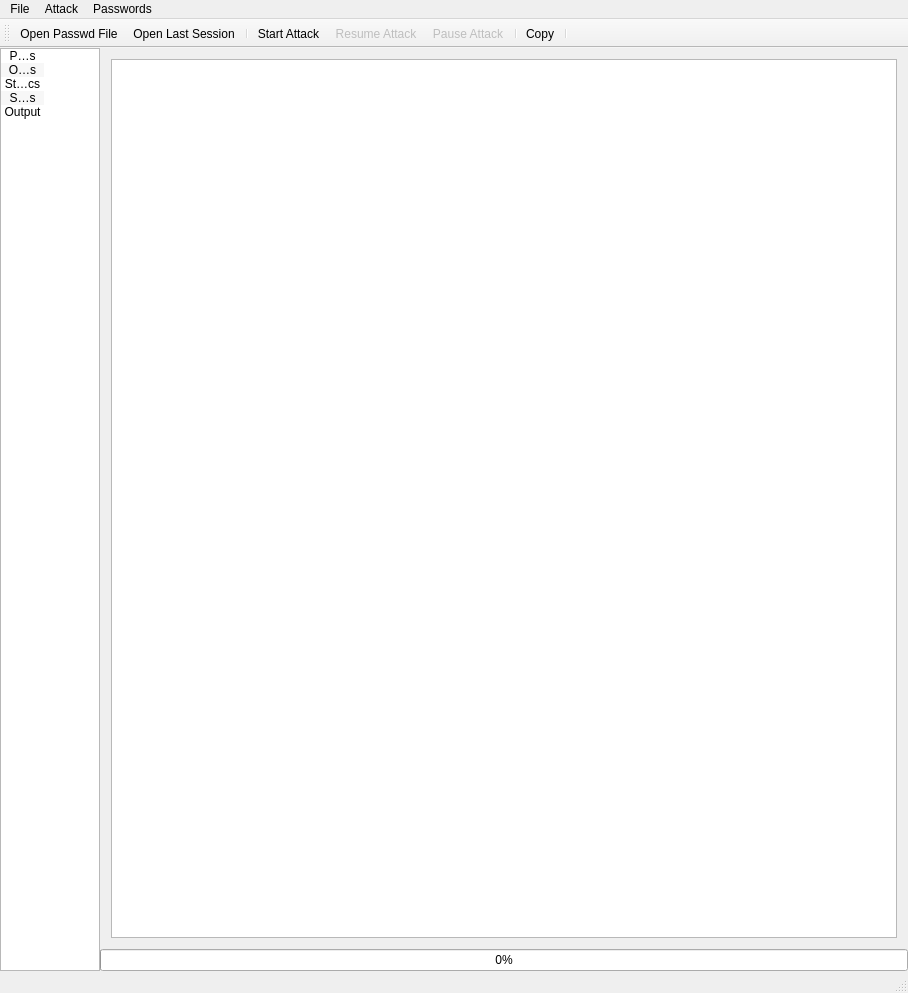
First picture: the form in mainwindow.ui, repository openwall/johnny, before the edit.
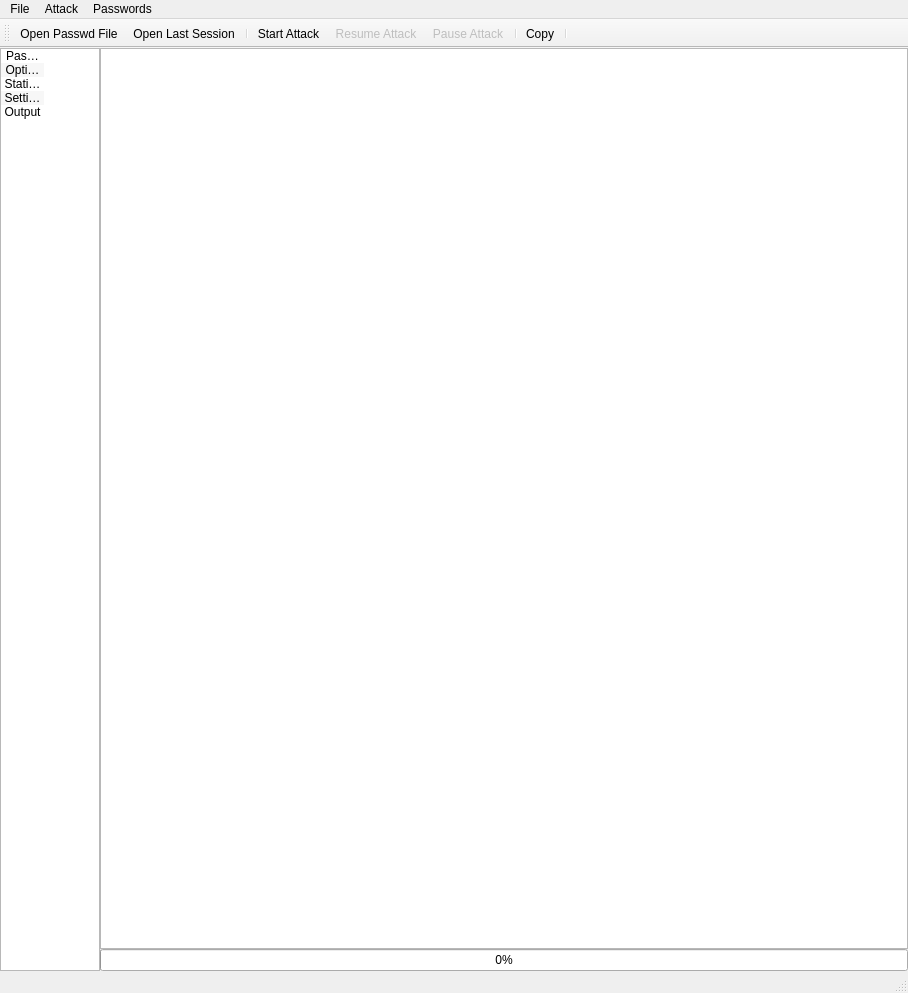
Second picture: the form after the edit. The open tabs and pages were chosen to show the change. Icons and pictures are not drawn.

What changed in the file:
```diff
--- a/mainwindow.ui
+++ b/mainwindow.ui
@@ -57,9 +57,6 @@
         <height>16777215</height>
        </size>
       </property>
-      <property name="frameShape">
-       <enum>QFrame::StyledPanel</enum>
-      </property>
       <property name="frameShadow">
        <enum>QFrame::Sunken</enum>
       </property>
@@ -100,7 +97,7 @@
        </size>
       </property>
       <property name="textElideMode">
-       <enum>Qt::ElideMiddle</enum>
+       <enum>Qt::ElideRight</enum>
       </property>
       <property name="verticalScrollMode">
        <enum>QAbstractItemView::ScrollPerItem</enum>
@@ -213,14 +210,23 @@
          <property name="layoutDirection">
           <enum>Qt::LeftToRight</enum>
          </property>
-         <property name="styleSheet">
-          <string notr="true"/>
-         </property>
          <property name="currentIndex">
           <number>1</number>
          </property>
          <widget class="QWidget" name="passwordsPage">
           <layout class="QVBoxLayout" name="verticalLayout_4">
+           <property name="leftMargin">
+            <number>0</number>
+           </property>
+           <property name="topMargin">
+            <number>0</number>
+           </property>
+           <property name="rightMargin">
+            <number>0</number>
+           </property>
+           <property name="bottomMargin">
+            <number>0</number>
+           </property>
            <item>
             <widget class="QTableView" name="tableView_Hashes">
              <attribute name="horizontalHeaderStretchLastSection">
```
Left out of the diff: 30 changed lines with no effect on the pictures. Lines whose indentation alone changed are shown as unchanged.
